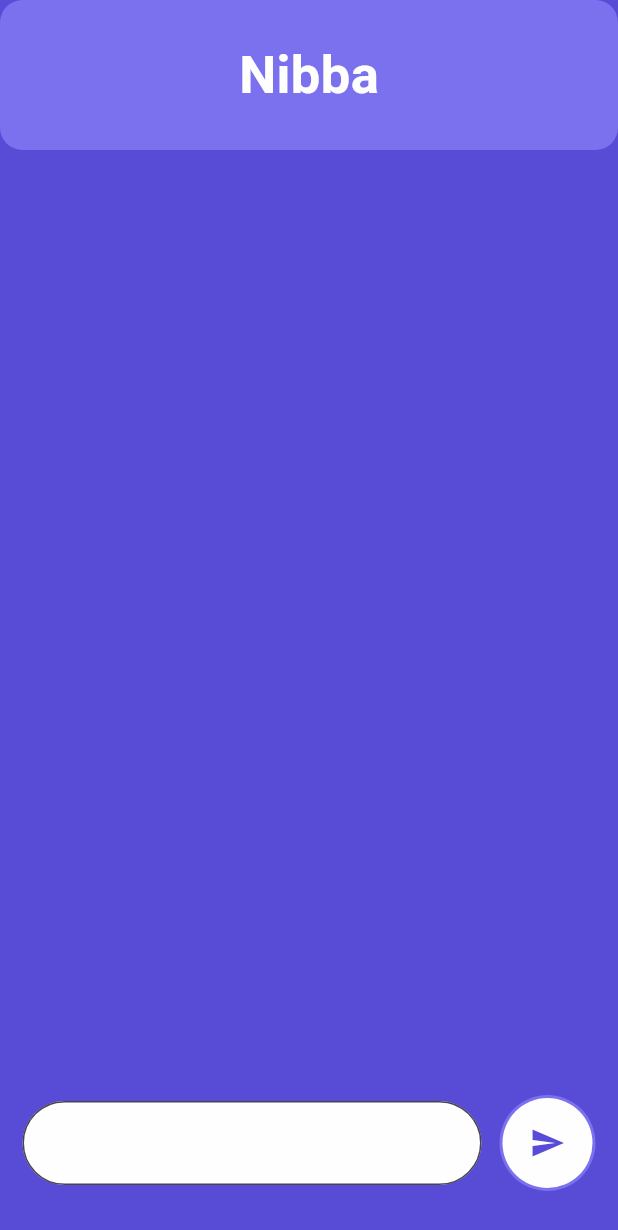
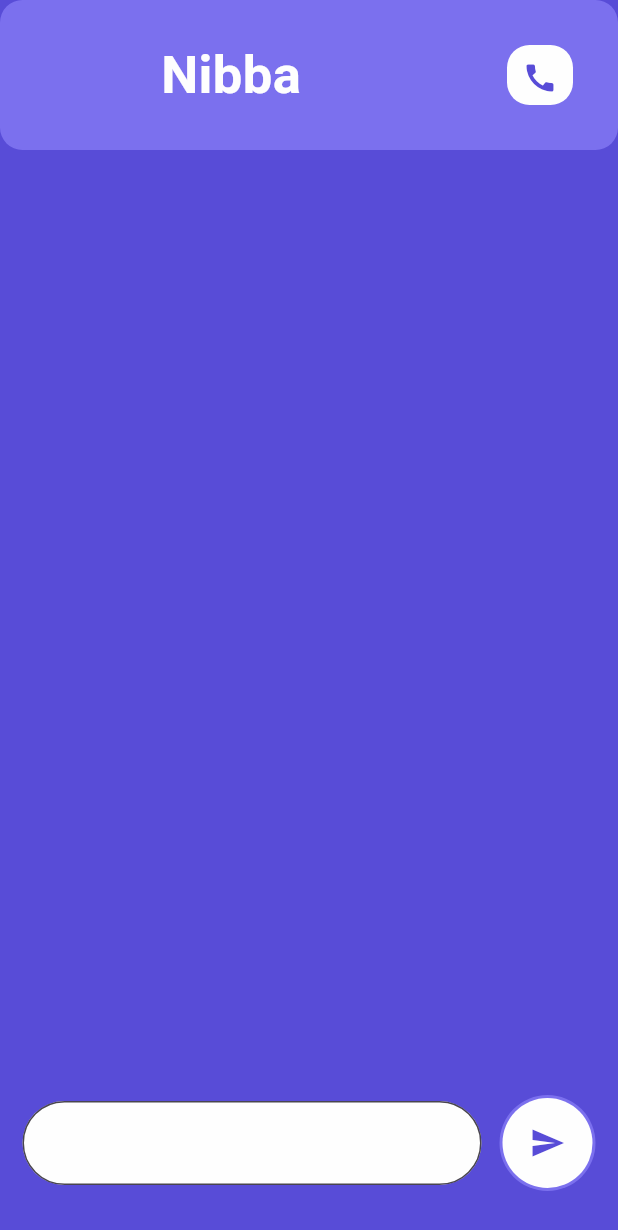
Before and after one commit to Antony-Berlin/nibba, a Flutter app: the screen it shows after launch, on a phone screen of 412 x 824 dp. Shown: the top 1230 px of the screen. Run offline on Flutter 3.47's test engine with Material 3 defaults, Android fonts, the phone set to English and light mode, and no system bars; our stand-ins replace bloc, dio, flutter_bloc; Roboto replaces fonts that are missing (dekko).

Commit message:
again don't know what i have changed

```diff
--- a/lib/pages/home_page.dart
+++ b/lib/pages/home_page.dart
@@ -4,6 +4,7 @@ import 'package:nibba/bloc/chat_bloc.dart';
 import 'package:nibba/models/chat_message_model.dart';
 import 'package:nibba/models/elies_model.dart';
 import 'package:nibba/pages/questionWidget.dart';
+import 'package:url_launcher/url_launcher.dart';
 
 class HomePage extends StatefulWidget {
   const HomePage({super.key});
@@ -52,6 +53,9 @@ class _HomePageState extends State<HomePage> {
                           borderRadius: BorderRadius.circular(15),
                           color: const Color(0xff7b70ee),
                         ),
+                        child: Row(
+                          children: [
+                            Expanded(
                               child: const Center(
                                 child: Text(
                                   "Nibba",
@@ -61,6 +65,29 @@ class _HomePageState extends State<HomePage> {
                                       fontSize: 35,
                                       fontFamily: 'dekko'),
                                 ),
+                              ),
+                            ),
+                            GestureDetector(
+                              onTap: (){
+                                print("opening dialer");
+                                _makePhoneCall('1100');
+                              },
+                              child: Container(
+                                margin: EdgeInsets.all(30),
+                                padding: EdgeInsets.all(10),
+                                decoration: BoxDecoration(
+                                  borderRadius: BorderRadius.circular(15),
+                                  color: Color(0xFFfefefe),
+                                ),
+                                child: Icon(
+                                  Icons.call,
+                                  color:  Color(0xFF584cd7),
+                                ),
+                              ),
+
+                            )
+
+                          ],
                         ),
                       ),
                       Expanded(
@@ -328,3 +355,13 @@ class _HomePageState extends State<HomePage> {
       );
   }
 }
+
+
+Future<void> _makePhoneCall(String phoneNumber) async {
+  final url = 'tel:$phoneNumber';
+  if (await canLaunch(url)) {
+    await launch(url);
+  } else {
+    throw 'Could not launch $url';
+  }
+}
--- a/lib/repos/chat_repo.dart
+++ b/lib/repos/chat_repo.dart
@@ -16,7 +16,7 @@ class ChatRepo{
 
     try{
       print( previousMessages.map((e) => e.toMap()).toList() );
-      final response = await dio.post("http://localhost/chat/",
+      final response = await dio.post("http://nibba-api-v3.f0hqc7a6fxfbchg4.centralindia.azurecontainer.io/chat/",
         data: {
           "contents": previousMessages.map((e) => e.toMap()).toList()
 
@@ -40,7 +40,7 @@ class ChatRepo{
     try{
       List<ChatMessageModel> message = previousMessages.sublist(0,previousMessages.length-1);
 
-      final response = await dio.post("http://localhost/chat/",
+      final response = await dio.post("http://nibba-api-v3.f0hqc7a6fxfbchg4.centralindia.azurecontainer.io/chat/",
         data: {
           "contents": message.map((e) => e.toMap()).toList()
 
```
Also changed, not shown: pubspec.yaml (+7 -0 lines), assets/logo.png (added), assets/logo_foreground.png (added), pubspec.lock, 22 other files. Lines whose indentation alone changed are shown as unchanged.
